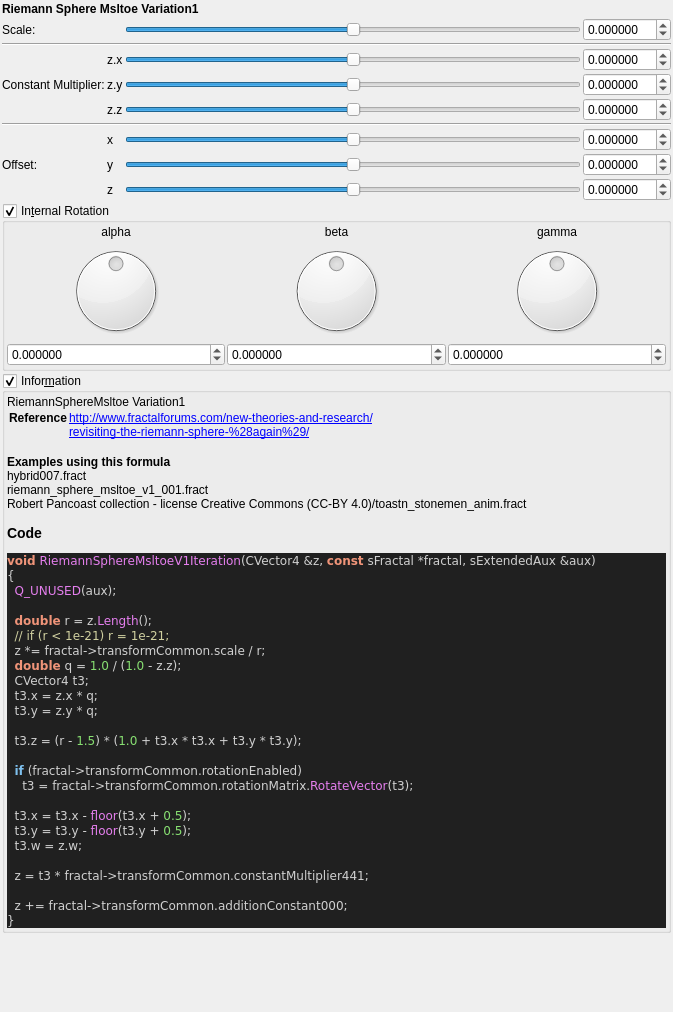
The window that mandelbulber2/formula/ui/fractal_riemann_sphere_msltoe_v1.ui (buddhi1980/mandelbulber2) describes before a commit, drawn with Qt 5.
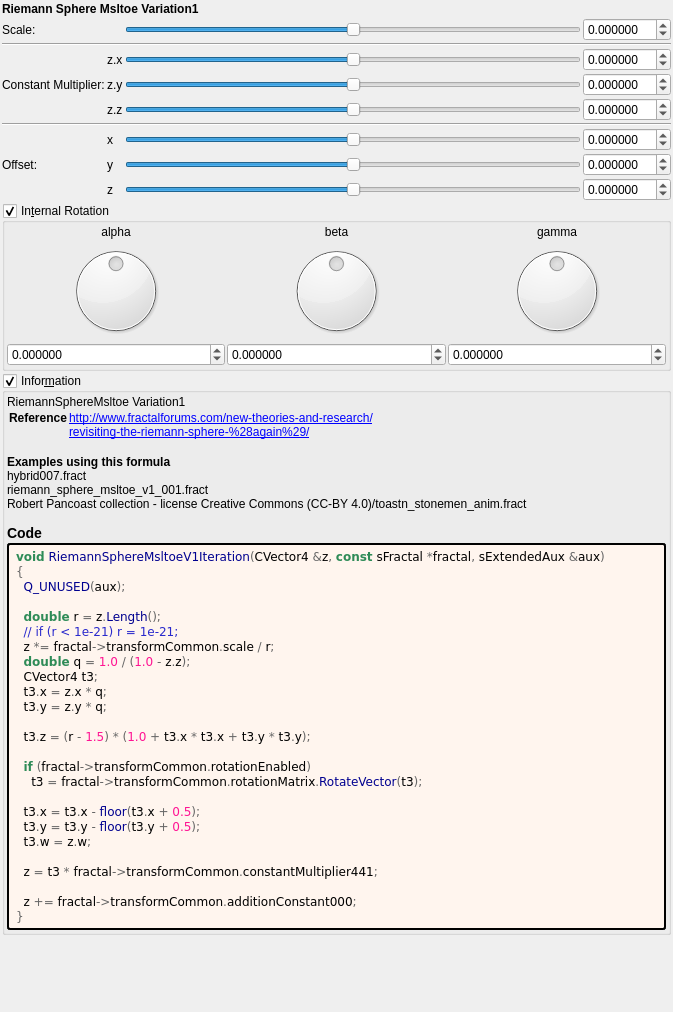
The same window after the commit. Custom widgets are drawn as their Qt base class.

The edit to the form file:
```diff
--- a/mandelbulber2/formula/ui/fractal_riemann_sphere_msltoe_v1.ui
+++ b/mandelbulber2/formula/ui/fractal_riemann_sphere_msltoe_v1.ui
@@ -714,40 +714,55 @@
        <number>2</number>
       </property>
       <item>
-       <widget class="QLabel" name="label_code_content">
+	   <widget class="QLabel" name="label_information_general">
         <property name="text">
          <string notr="true">&lt;p&gt;RiemannSphereMsltoe Variation1&lt;/p&gt;&lt;table&gt;
 &lt;tr&gt;&lt;th&gt;Reference&lt;/th&gt;&lt;td&gt;&lt;a href=&quot;http://www.fractalforums.com/new-theories-and-research/&quot;&gt;http://www.fractalforums.com/new-theories-and-research/&lt;br&gt;
 &lt;a href=&quot;revisiting-the-riemann-sphere-%28again%29/&quot;&gt;revisiting-the-riemann-sphere-%28again%29/&lt;br&gt;
 &lt;/td&gt;&lt;/tr&gt;
 &lt;/table&gt;
-&lt;br&gt;&lt;b&gt;Examples using this formula&lt;/b&gt;&lt;br&gt;hybrid007.fract&lt;br&gt;riemann_sphere_msltoe_v1_001.fract&lt;br&gt;Robert Pancoast collection - license Creative Commons (CC-BY 4.0)/toastn_stonemen_anim.fract&lt;h3&gt;Code&lt;/h3&gt;
-&lt;body style=&quot;background-color:#202020&quot;&gt;
-&lt;pre style=&quot;color:#d0d0d0; background-color:#202020;  font-family:'Courier New',monospace;&quot;&gt;&lt;span style=&quot;color:#f09479; font-weight:bold&quot;&gt;void&lt;/span&gt; &lt;span style=&quot;color:#e47eed&quot;&gt;RiemannSphereMsltoeV1Iteration&lt;/span&gt;&lt;span style=&quot;color:#d0d0d0&quot;&gt;(&lt;/span&gt;CVector4 &lt;span style=&quot;color:#d0d0d0&quot;&gt;&amp;amp;&lt;/span&gt;z&lt;span style=&quot;color:#d0d0d0&quot;&gt;,&lt;/span&gt; &lt;span style=&quot;color:#f09479; font-weight:bold&quot;&gt;const&lt;/span&gt; sFractal &lt;span style=&quot;color:#d0d0d0&quot;&gt;*&lt;/span&gt;fractal&lt;span style=&quot;color:#d0d0d0&quot;&gt;,&lt;/span&gt; sExtendedAux &lt;span style=&quot;color:#d0d0d0&quot;&gt;&amp;amp;&lt;/span&gt;aux&lt;span style=&quot;color:#d0d0d0&quot;&gt;)&lt;/span&gt;
-&lt;span style=&quot;color:#d0d0d0&quot;&gt;{&lt;/span&gt;
-  &lt;span style=&quot;color:#e47eed&quot;&gt;Q_UNUSED&lt;/span&gt;&lt;span style=&quot;color:#d0d0d0&quot;&gt;(&lt;/span&gt;aux&lt;span style=&quot;color:#d0d0d0&quot;&gt;);&lt;/span&gt;
+&lt;br&gt;&lt;b&gt;Examples using this formula&lt;/b&gt;&lt;br&gt;hybrid007.fract&lt;br&gt;riemann_sphere_msltoe_v1_001.fract&lt;br&gt;Robert Pancoast collection - license Creative Commons (CC-BY 4.0)/toastn_stonemen_anim.fract&lt;h3&gt;Code&lt;/h3&gt;</string>
+		</property>
+		<property name="wordWrap">
+		 <bool>true</bool>
+		</property>
+		<property name="openExternalLinks">
+		 <bool>true</bool>
+		</property>
+		<property name="textInteractionFlags">
+		 <set>Qt::LinksAccessibleByMouse|Qt::TextSelectableByMouse</set>
+		</property>
+		</widget>
+	   </item>
+	   <item>
+	    <widget class="QLabel" name="label_code_content">
+		 <property name="text">
+		  <string notr="true">&lt;body style=&quot;background-color:#fff5ee&quot;&gt;
+&lt;pre style=&quot;color:#000000; background-color:#fff5ee;  font-family:'Courier New',monospace;&quot;&gt;&lt;span style=&quot;color:#2e8b57; font-weight:bold&quot;&gt;void&lt;/span&gt; &lt;span style=&quot;color:#00008f&quot;&gt;RiemannSphereMsltoeV1Iteration&lt;/span&gt;&lt;span style=&quot;color:#676767&quot;&gt;(&lt;/span&gt;CVector4 &lt;span style=&quot;color:#676767&quot;&gt;&amp;amp;&lt;/span&gt;z&lt;span style=&quot;color:#676767&quot;&gt;,&lt;/span&gt; &lt;span style=&quot;color:#2e8b57; font-weight:bold&quot;&gt;const&lt;/span&gt; sFractal &lt;span style=&quot;color:#676767&quot;&gt;*&lt;/span&gt;fractal&lt;span style=&quot;color:#676767&quot;&gt;,&lt;/span&gt; sExtendedAux &lt;span style=&quot;color:#676767&quot;&gt;&amp;amp;&lt;/span&gt;aux&lt;span style=&quot;color:#676767&quot;&gt;)&lt;/span&gt;
+&lt;span style=&quot;color:#676767&quot;&gt;{&lt;/span&gt;
+  &lt;span style=&quot;color:#00008f&quot;&gt;Q_UNUSED&lt;/span&gt;&lt;span style=&quot;color:#676767&quot;&gt;(&lt;/span&gt;aux&lt;span style=&quot;color:#676767&quot;&gt;);&lt;/span&gt;
 
-  &lt;span style=&quot;color:#f09479; font-weight:bold&quot;&gt;double&lt;/span&gt; r &lt;span style=&quot;color:#d0d0d0&quot;&gt;=&lt;/span&gt; z&lt;span style=&quot;color:#d0d0d0&quot;&gt;.&lt;/span&gt;&lt;span style=&quot;color:#e47eed&quot;&gt;Length&lt;/span&gt;&lt;span style=&quot;color:#d0d0d0&quot;&gt;();&lt;/span&gt;
-  &lt;span style=&quot;color:#d0d0a0&quot;&gt;// if (r &amp;lt; 1e-21) r = 1e-21;&lt;/span&gt;
-  z &lt;span style=&quot;color:#d0d0d0&quot;&gt;*=&lt;/span&gt; fractal&lt;span style=&quot;color:#d0d0d0&quot;&gt;-&amp;gt;&lt;/span&gt;transformCommon&lt;span style=&quot;color:#d0d0d0&quot;&gt;.&lt;/span&gt;scale &lt;span style=&quot;color:#d0d0d0&quot;&gt;/&lt;/span&gt; r&lt;span style=&quot;color:#d0d0d0&quot;&gt;;&lt;/span&gt;
-  &lt;span style=&quot;color:#f09479; font-weight:bold&quot;&gt;double&lt;/span&gt; q &lt;span style=&quot;color:#d0d0d0&quot;&gt;=&lt;/span&gt; &lt;span style=&quot;color:#87df71&quot;&gt;1.0&lt;/span&gt; &lt;span style=&quot;color:#d0d0d0&quot;&gt;/ (&lt;/span&gt;&lt;span style=&quot;color:#87df71&quot;&gt;1.0&lt;/span&gt; &lt;span style=&quot;color:#d0d0d0&quot;&gt;-&lt;/span&gt; z&lt;span style=&quot;color:#d0d0d0&quot;&gt;.&lt;/span&gt;z&lt;span style=&quot;color:#d0d0d0&quot;&gt;);&lt;/span&gt;
-  CVector4 t3&lt;span style=&quot;color:#d0d0d0&quot;&gt;;&lt;/span&gt;
-  t3&lt;span style=&quot;color:#d0d0d0&quot;&gt;.&lt;/span&gt;x &lt;span style=&quot;color:#d0d0d0&quot;&gt;=&lt;/span&gt; z&lt;span style=&quot;color:#d0d0d0&quot;&gt;.&lt;/span&gt;x &lt;span style=&quot;color:#d0d0d0&quot;&gt;*&lt;/span&gt; q&lt;span style=&quot;color:#d0d0d0&quot;&gt;;&lt;/span&gt;
-  t3&lt;span style=&quot;color:#d0d0d0&quot;&gt;.&lt;/span&gt;y &lt;span style=&quot;color:#d0d0d0&quot;&gt;=&lt;/span&gt; z&lt;span style=&quot;color:#d0d0d0&quot;&gt;.&lt;/span&gt;y &lt;span style=&quot;color:#d0d0d0&quot;&gt;*&lt;/span&gt; q&lt;span style=&quot;color:#d0d0d0&quot;&gt;;&lt;/span&gt;
+  &lt;span style=&quot;color:#2e8b57; font-weight:bold&quot;&gt;double&lt;/span&gt; r &lt;span style=&quot;color:#676767&quot;&gt;=&lt;/span&gt; z&lt;span style=&quot;color:#676767&quot;&gt;.&lt;/span&gt;&lt;span style=&quot;color:#00008f&quot;&gt;Length&lt;/span&gt;&lt;span style=&quot;color:#676767&quot;&gt;();&lt;/span&gt;
+  &lt;span style=&quot;color:#2929cc&quot;&gt;// if (r &amp;lt; 1e-21) r = 1e-21;&lt;/span&gt;
+  z &lt;span style=&quot;color:#676767&quot;&gt;*=&lt;/span&gt; fractal&lt;span style=&quot;color:#676767&quot;&gt;-&amp;gt;&lt;/span&gt;transformCommon&lt;span style=&quot;color:#676767&quot;&gt;.&lt;/span&gt;scale &lt;span style=&quot;color:#676767&quot;&gt;/&lt;/span&gt; r&lt;span style=&quot;color:#676767&quot;&gt;;&lt;/span&gt;
+  &lt;span style=&quot;color:#2e8b57; font-weight:bold&quot;&gt;double&lt;/span&gt; q &lt;span style=&quot;color:#676767&quot;&gt;=&lt;/span&gt; &lt;span style=&quot;color:#ff1493&quot;&gt;1.0&lt;/span&gt; &lt;span style=&quot;color:#676767&quot;&gt;/ (&lt;/span&gt;&lt;span style=&quot;color:#ff1493&quot;&gt;1.0&lt;/span&gt; &lt;span style=&quot;color:#676767&quot;&gt;-&lt;/span&gt; z&lt;span style=&quot;color:#676767&quot;&gt;.&lt;/span&gt;z&lt;span style=&quot;color:#676767&quot;&gt;);&lt;/span&gt;
+  CVector4 t3&lt;span style=&quot;color:#676767&quot;&gt;;&lt;/span&gt;
+  t3&lt;span style=&quot;color:#676767&quot;&gt;.&lt;/span&gt;x &lt;span style=&quot;color:#676767&quot;&gt;=&lt;/span&gt; z&lt;span style=&quot;color:#676767&quot;&gt;.&lt;/span&gt;x &lt;span style=&quot;color:#676767&quot;&gt;*&lt;/span&gt; q&lt;span style=&quot;color:#676767&quot;&gt;;&lt;/span&gt;
+  t3&lt;span style=&quot;color:#676767&quot;&gt;.&lt;/span&gt;y &lt;span style=&quot;color:#676767&quot;&gt;=&lt;/span&gt; z&lt;span style=&quot;color:#676767&quot;&gt;.&lt;/span&gt;y &lt;span style=&quot;color:#676767&quot;&gt;*&lt;/span&gt; q&lt;span style=&quot;color:#676767&quot;&gt;;&lt;/span&gt;
 
-  t3&lt;span style=&quot;color:#d0d0d0&quot;&gt;.&lt;/span&gt;z &lt;span style=&quot;color:#d0d0d0&quot;&gt;= (&lt;/span&gt;r &lt;span style=&quot;color:#d0d0d0&quot;&gt;-&lt;/span&gt; &lt;span style=&quot;color:#87df71&quot;&gt;1.5&lt;/span&gt;&lt;span style=&quot;color:#d0d0d0&quot;&gt;) * (&lt;/span&gt;&lt;span style=&quot;color:#87df71&quot;&gt;1.0&lt;/span&gt; &lt;span style=&quot;color:#d0d0d0&quot;&gt;+&lt;/span&gt; t3&lt;span style=&quot;color:#d0d0d0&quot;&gt;.&lt;/span&gt;x &lt;span style=&quot;color:#d0d0d0&quot;&gt;*&lt;/span&gt; t3&lt;span style=&quot;color:#d0d0d0&quot;&gt;.&lt;/span&gt;x &lt;span style=&quot;color:#d0d0d0&quot;&gt;+&lt;/span&gt; t3&lt;span style=&quot;color:#d0d0d0&quot;&gt;.&lt;/span&gt;y &lt;span style=&quot;color:#d0d0d0&quot;&gt;*&lt;/span&gt; t3&lt;span style=&quot;color:#d0d0d0&quot;&gt;.&lt;/span&gt;y&lt;span style=&quot;color:#d0d0d0&quot;&gt;);&lt;/span&gt;
+  t3&lt;span style=&quot;color:#676767&quot;&gt;.&lt;/span&gt;z &lt;span style=&quot;color:#676767&quot;&gt;= (&lt;/span&gt;r &lt;span style=&quot;color:#676767&quot;&gt;-&lt;/span&gt; &lt;span style=&quot;color:#ff1493&quot;&gt;1.5&lt;/span&gt;&lt;span style=&quot;color:#676767&quot;&gt;) * (&lt;/span&gt;&lt;span style=&quot;color:#ff1493&quot;&gt;1.0&lt;/span&gt; &lt;span style=&quot;color:#676767&quot;&gt;+&lt;/span&gt; t3&lt;span style=&quot;color:#676767&quot;&gt;.&lt;/span&gt;x &lt;span style=&quot;color:#676767&quot;&gt;*&lt;/span&gt; t3&lt;span style=&quot;color:#676767&quot;&gt;.&lt;/span&gt;x &lt;span style=&quot;color:#676767&quot;&gt;+&lt;/span&gt; t3&lt;span style=&quot;color:#676767&quot;&gt;.&lt;/span&gt;y &lt;span style=&quot;color:#676767&quot;&gt;*&lt;/span&gt; t3&lt;span style=&quot;color:#676767&quot;&gt;.&lt;/span&gt;y&lt;span style=&quot;color:#676767&quot;&gt;);&lt;/span&gt;
 
-  &lt;span style=&quot;color:#7ec0ee; font-weight:bold&quot;&gt;if&lt;/span&gt; &lt;span style=&quot;color:#d0d0d0&quot;&gt;(&lt;/span&gt;fractal&lt;span style=&quot;color:#d0d0d0&quot;&gt;-&amp;gt;&lt;/span&gt;transformCommon&lt;span style=&quot;color:#d0d0d0&quot;&gt;.&lt;/span&gt;rotationEnabled&lt;span style=&quot;color:#d0d0d0&quot;&gt;)&lt;/span&gt;
-    t3 &lt;span style=&quot;color:#d0d0d0&quot;&gt;=&lt;/span&gt; fractal&lt;span style=&quot;color:#d0d0d0&quot;&gt;-&amp;gt;&lt;/span&gt;transformCommon&lt;span style=&quot;color:#d0d0d0&quot;&gt;.&lt;/span&gt;rotationMatrix&lt;span style=&quot;color:#d0d0d0&quot;&gt;.&lt;/span&gt;&lt;span style=&quot;color:#e47eed&quot;&gt;RotateVector&lt;/span&gt;&lt;span style=&quot;color:#d0d0d0&quot;&gt;(&lt;/span&gt;t3&lt;span style=&quot;color:#d0d0d0&quot;&gt;);&lt;/span&gt;
+  &lt;span style=&quot;color:#2e8b57; font-weight:bold&quot;&gt;if&lt;/span&gt; &lt;span style=&quot;color:#676767&quot;&gt;(&lt;/span&gt;fractal&lt;span style=&quot;color:#676767&quot;&gt;-&amp;gt;&lt;/span&gt;transformCommon&lt;span style=&quot;color:#676767&quot;&gt;.&lt;/span&gt;rotationEnabled&lt;span style=&quot;color:#676767&quot;&gt;)&lt;/span&gt;
+    t3 &lt;span style=&quot;color:#676767&quot;&gt;=&lt;/span&gt; fractal&lt;span style=&quot;color:#676767&quot;&gt;-&amp;gt;&lt;/span&gt;transformCommon&lt;span style=&quot;color:#676767&quot;&gt;.&lt;/span&gt;rotationMatrix&lt;span style=&quot;color:#676767&quot;&gt;.&lt;/span&gt;&lt;span style=&quot;color:#00008f&quot;&gt;RotateVector&lt;/span&gt;&lt;span style=&quot;color:#676767&quot;&gt;(&lt;/span&gt;t3&lt;span style=&quot;color:#676767&quot;&gt;);&lt;/span&gt;
 
-  t3&lt;span style=&quot;color:#d0d0d0&quot;&gt;.&lt;/span&gt;x &lt;span style=&quot;color:#d0d0d0&quot;&gt;=&lt;/span&gt; t3&lt;span style=&quot;color:#d0d0d0&quot;&gt;.&lt;/span&gt;x &lt;span style=&quot;color:#d0d0d0&quot;&gt;-&lt;/span&gt; &lt;span style=&quot;color:#e47eed&quot;&gt;floor&lt;/span&gt;&lt;span style=&quot;color:#d0d0d0&quot;&gt;(&lt;/span&gt;t3&lt;span style=&quot;color:#d0d0d0&quot;&gt;.&lt;/span&gt;x &lt;span style=&quot;color:#d0d0d0&quot;&gt;+&lt;/span&gt; &lt;span style=&quot;color:#87df71&quot;&gt;0.5&lt;/span&gt;&lt;span style=&quot;color:#d0d0d0&quot;&gt;);&lt;/span&gt;
-  t3&lt;span style=&quot;color:#d0d0d0&quot;&gt;.&lt;/span&gt;y &lt;span style=&quot;color:#d0d0d0&quot;&gt;=&lt;/span&gt; t3&lt;span style=&quot;color:#d0d0d0&quot;&gt;.&lt;/span&gt;y &lt;span style=&quot;color:#d0d0d0&quot;&gt;-&lt;/span&gt; &lt;span style=&quot;color:#e47eed&quot;&gt;floor&lt;/span&gt;&lt;span style=&quot;color:#d0d0d0&quot;&gt;(&lt;/span&gt;t3&lt;span style=&quot;color:#d0d0d0&quot;&gt;.&lt;/span&gt;y &lt;span style=&quot;color:#d0d0d0&quot;&gt;+&lt;/span&gt; &lt;span style=&quot;color:#87df71&quot;&gt;0.5&lt;/span&gt;&lt;span style=&quot;color:#d0d0d0&quot;&gt;);&lt;/span&gt;
-  t3&lt;span style=&quot;color:#d0d0d0&quot;&gt;.&lt;/span&gt;w &lt;span style=&quot;color:#d0d0d0&quot;&gt;=&lt;/span&gt; z&lt;span style=&quot;color:#d0d0d0&quot;&gt;.&lt;/span&gt;w&lt;span style=&quot;color:#d0d0d0&quot;&gt;;&lt;/span&gt;
+  t3&lt;span style=&quot;color:#676767&quot;&gt;.&lt;/span&gt;x &lt;span style=&quot;color:#676767&quot;&gt;=&lt;/span&gt; t3&lt;span style=&quot;color:#676767&quot;&gt;.&lt;/span&gt;x &lt;span style=&quot;color:#676767&quot;&gt;-&lt;/span&gt; &lt;span style=&quot;color:#00008f&quot;&gt;floor&lt;/span&gt;&lt;span style=&quot;color:#676767&quot;&gt;(&lt;/span&gt;t3&lt;span style=&quot;color:#676767&quot;&gt;.&lt;/span&gt;x &lt;span style=&quot;color:#676767&quot;&gt;+&lt;/span&gt; &lt;span style=&quot;color:#ff1493&quot;&gt;0.5&lt;/span&gt;&lt;span style=&quot;color:#676767&quot;&gt;);&lt;/span&gt;
+  t3&lt;span style=&quot;color:#676767&quot;&gt;.&lt;/span&gt;y &lt;span style=&quot;color:#676767&quot;&gt;=&lt;/span&gt; t3&lt;span style=&quot;color:#676767&quot;&gt;.&lt;/span&gt;y &lt;span style=&quot;color:#676767&quot;&gt;-&lt;/span&gt; &lt;span style=&quot;color:#00008f&quot;&gt;floor&lt;/span&gt;&lt;span style=&quot;color:#676767&quot;&gt;(&lt;/span&gt;t3&lt;span style=&quot;color:#676767&quot;&gt;.&lt;/span&gt;y &lt;span style=&quot;color:#676767&quot;&gt;+&lt;/span&gt; &lt;span style=&quot;color:#ff1493&quot;&gt;0.5&lt;/span&gt;&lt;span style=&quot;color:#676767&quot;&gt;);&lt;/span&gt;
+  t3&lt;span style=&quot;color:#676767&quot;&gt;.&lt;/span&gt;w &lt;span style=&quot;color:#676767&quot;&gt;=&lt;/span&gt; z&lt;span style=&quot;color:#676767&quot;&gt;.&lt;/span&gt;w&lt;span style=&quot;color:#676767&quot;&gt;;&lt;/span&gt;
 
-  z &lt;span style=&quot;color:#d0d0d0&quot;&gt;=&lt;/span&gt; t3 &lt;span style=&quot;color:#d0d0d0&quot;&gt;*&lt;/span&gt; fractal&lt;span style=&quot;color:#d0d0d0&quot;&gt;-&amp;gt;&lt;/span&gt;transformCommon&lt;span style=&quot;color:#d0d0d0&quot;&gt;.&lt;/span&gt;constantMultiplier441&lt;span style=&quot;color:#d0d0d0&quot;&gt;;&lt;/span&gt;
+  z &lt;span style=&quot;color:#676767&quot;&gt;=&lt;/span&gt; t3 &lt;span style=&quot;color:#676767&quot;&gt;*&lt;/span&gt; fractal&lt;span style=&quot;color:#676767&quot;&gt;-&amp;gt;&lt;/span&gt;transformCommon&lt;span style=&quot;color:#676767&quot;&gt;.&lt;/span&gt;constantMultiplier441&lt;span style=&quot;color:#676767&quot;&gt;;&lt;/span&gt;
 
-  z &lt;span style=&quot;color:#d0d0d0&quot;&gt;+=&lt;/span&gt; fractal&lt;span style=&quot;color:#d0d0d0&quot;&gt;-&amp;gt;&lt;/span&gt;transformCommon&lt;span style=&quot;color:#d0d0d0&quot;&gt;.&lt;/span&gt;additionConstant000&lt;span style=&quot;color:#d0d0d0&quot;&gt;;&lt;/span&gt;
-&lt;span style=&quot;color:#d0d0d0&quot;&gt;}&lt;/span&gt;
+  z &lt;span style=&quot;color:#676767&quot;&gt;+=&lt;/span&gt; fractal&lt;span style=&quot;color:#676767&quot;&gt;-&amp;gt;&lt;/span&gt;transformCommon&lt;span style=&quot;color:#676767&quot;&gt;.&lt;/span&gt;additionConstant000&lt;span style=&quot;color:#676767&quot;&gt;;&lt;/span&gt;
+&lt;span style=&quot;color:#676767&quot;&gt;}&lt;/span&gt;
 &lt;/pre&gt;
 &lt;/body&gt;</string>
         </property>
@@ -760,6 +775,9 @@
         <property name="textInteractionFlags">
          <set>Qt::LinksAccessibleByMouse|Qt::TextSelectableByMouse</set>
         </property>
+		 <property name="styleSheet">
+		  <string notr="true">border-style: outset; border-width: 2px; border-radius: 3px; border-color: black; background-color: #fff5ee; padding: 4px;</string>
+		  </property>
        </widget>
       </item>
      </layout>
```
Lines whose indentation alone changed are shown as unchanged.
